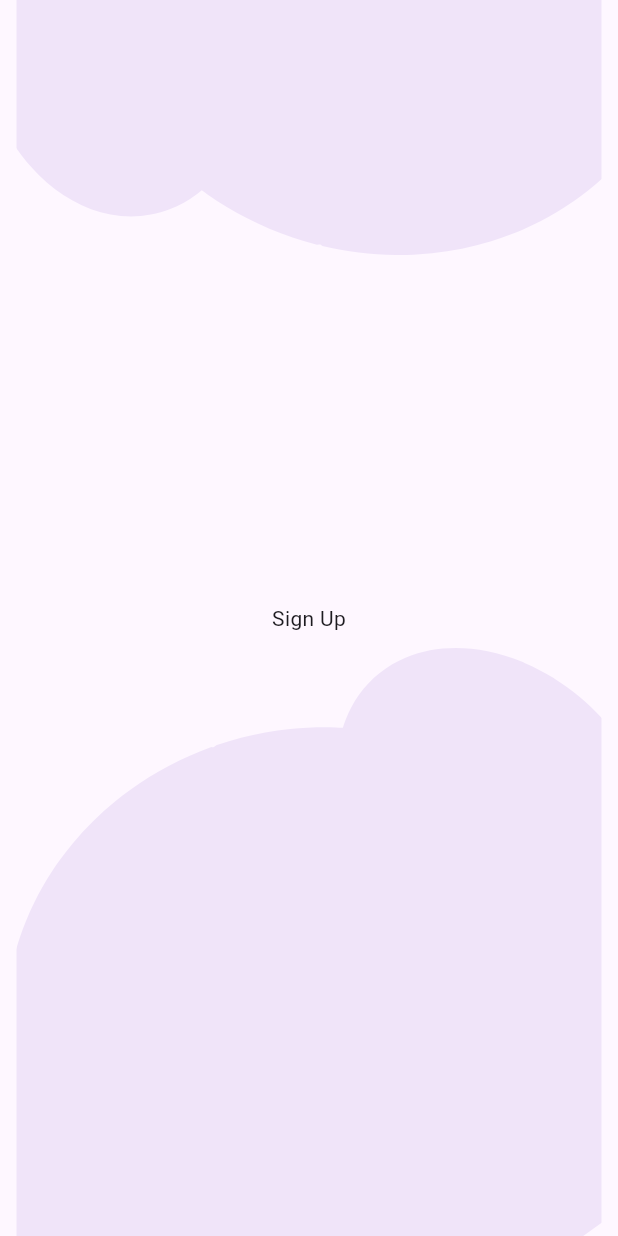
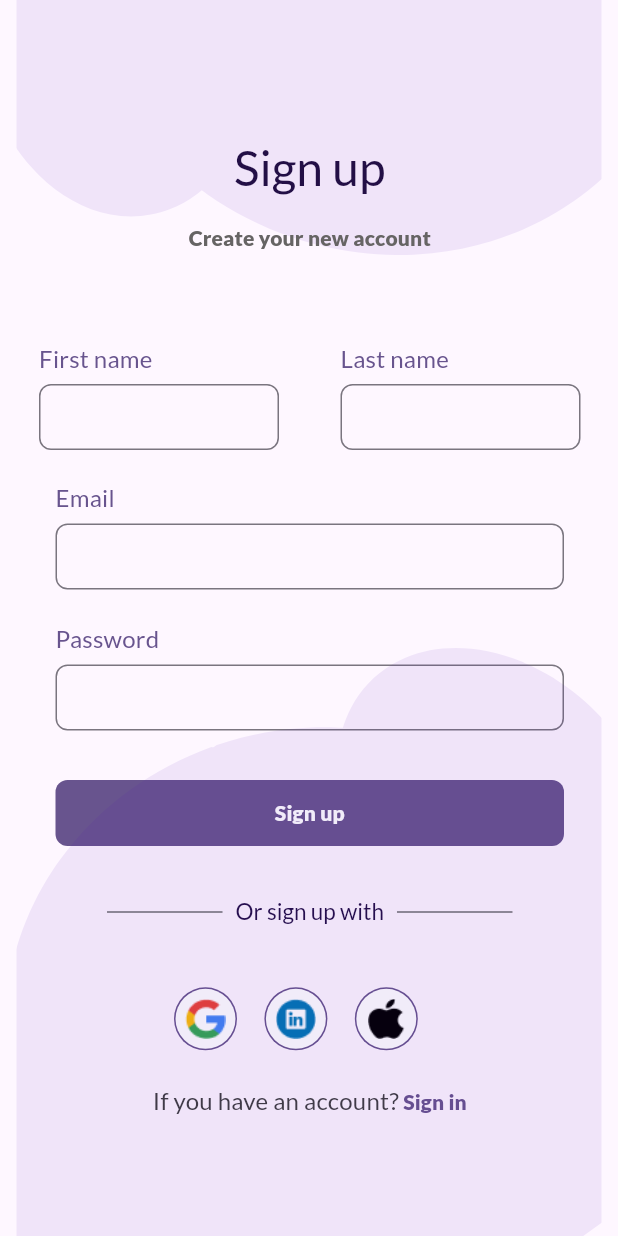
Before and after one commit to SamaritanoDev/AppsChallengeFlutter, a Flutter app: the SignUp screen opened by its route, on a phone screen of 412 x 824 dp. Run offline on Flutter 3.47's test engine with Material 3 defaults, Android fonts, the light colour scheme and no system bars; our stand-ins replace flutter_bloc, flutter_card_swiper, flutter_svg, sleek_circular_slider.

Commit message:
fix: routename

```diff
--- a/finance_app_bubbles/lib/src/features/onboarding/my_onboarding.dart
+++ b/finance_app_bubbles/lib/src/features/onboarding/my_onboarding.dart
@@ -138,7 +138,6 @@ class __SliderOnboardingState extends State<_SliderOnboarding> {
           right: 20,
           child: TextButton(
             onPressed: () {
-              print("Skip button pressed");
               Navigator.pushReplacementNamed(context, '/singin');
             },
             child: Text('Skip', style: subtitleTextButton),
@@ -152,7 +151,6 @@ class __SliderOnboardingState extends State<_SliderOnboarding> {
                   bottom: 125,
                   child: FilledButton(
                     onPressed: () {
-                      print("Get Started button pressed");
                       Navigator.pushNamed(context, '/singin');
                     },
                     child: Text(
--- a/finance_app_bubbles/lib/src/features/signUp/sign_up.dart
+++ b/finance_app_bubbles/lib/src/features/signUp/sign_up.dart
@@ -1,4 +1,12 @@
+import 'package:finance_app_bubbles/src/shared/buttons_social_media.dart';
+import 'package:finance_app_bubbles/src/shared/form_email_password.dart';
+import 'package:finance_app_bubbles/src/shared/line_leters.dart';
+import 'package:finance_app_bubbles/src/shared/link_custom.dart';
 import 'package:finance_app_bubbles/src/utils/backgroung_cloud.dart';
+import 'package:finance_app_bubbles/src/utils/button_lage_custom.dart';
+import 'package:finance_app_bubbles/src/utils/subtitle_custom.dart';
+import 'package:finance_app_bubbles/src/utils/text_field_custom.dart';
+import 'package:finance_app_bubbles/src/utils/title_custom.dart';
 import 'package:flutter/material.dart';
 
 class SignUp extends StatelessWidget {
@@ -6,10 +14,60 @@ class SignUp extends StatelessWidget {
 
   @override
   Widget build(BuildContext context) {
-    return const Scaffold(
+    double width = 160.00;
+    String routeName = 'up';
+
+    return Scaffold(
       body: BackgroundCloud(
-        child: Center(
-          child: Text('Sign Up'),
+        child: Padding(
+          padding: const EdgeInsets.only(
+            left: 26,
+            right: 25,
+            bottom: 101,
+            top: 92,
+          ),
+          child: Column(
+            crossAxisAlignment: CrossAxisAlignment.center,
+            mainAxisAlignment: MainAxisAlignment.start,
+            children: [
+              TitleCustom(title: routeName),
+              const SizedBox(height: 17),
+              const SubtitleCustom(subtitle: 'Create your new account'),
+              const SizedBox(height: 58),
+              //form
+              Row(
+                children: [
+                  TextFieldCustom(
+                    labelTextField: 'First name',
+                    width: width,
+                  ),
+                  const Spacer(),
+                  TextFieldCustom(
+                    labelTextField: 'Last name',
+                    width: width,
+                  ),
+                ],
+              ),
+              const SizedBox(height: 20),
+              const FormEmailPassword(),
+              const SizedBox(height: 33),
+              ButtonLargeCustom(label: 'Sign $routeName'),
+              const SizedBox(height: 34.5),
+              Align(
+                alignment: Alignment.center,
+                child: LineLeters(
+                  routeName: routeName,
+                ),
+              ),
+              const SizedBox(height: 40),
+              const ButtonsSocialMedia(),
+              const SizedBox(height: 21),
+              const LinkCustom(
+                routeName: 'in',
+                questionText: 'If you have an account?',
+              ),
+            ],
+          ),
         ),
       ),
     );
--- a/finance_app_bubbles/lib/src/shared/link_custom.dart
+++ b/finance_app_bubbles/lib/src/shared/link_custom.dart
@@ -1,10 +1,14 @@
+import 'package:finance_app_bubbles/src/features/signIn/sign_in.dart';
+import 'package:finance_app_bubbles/src/features/signUp/sign_up.dart';
 import 'package:flutter/material.dart';
 
 class LinkCustom extends StatelessWidget {
+  final String questionText;
   final String routeName;
   const LinkCustom({
     super.key,
     required this.routeName,
+    required this.questionText,
   });
 
   @override
@@ -22,11 +26,25 @@ class LinkCustom extends StatelessWidget {
       fontFamily: 'latoSemiBold',
     );
 
-    return Column(
+    return InkWell(
+      // onTap: () => Navigator.pushNamed(context, '/sign$routeName'),
+      onTap: () => {
+        Navigator.push(
+          context,
+          routeName == 'up'
+              ? MaterialPageRoute(
+                  builder: (context) => const SignUp(),
+                )
+              : MaterialPageRoute(
+                  builder: (context) => const SignIn(),
+                ),
+        )
+      },
+      child: Column(
         children: [
           Text.rich(
             TextSpan(
-            text: 'Don’t have an account?',
+              text: questionText,
               style: textLinkStyle,
               children: <InlineSpan>[
                 TextSpan(
@@ -37,6 +55,7 @@ class LinkCustom extends StatelessWidget {
             ),
           ),
         ],
+      ),
     );
   }
 }
--- a/finance_app_bubbles/lib/src/utils/backgroung_cloud.dart
+++ b/finance_app_bubbles/lib/src/utils/backgroung_cloud.dart
@@ -26,7 +26,10 @@ class BackgroundCloud extends StatelessWidget {
               ),
             ),
           ),
-          Align(alignment: Alignment.center, child: child),
+          Align(
+            alignment: Alignment.center,
+            child: child,
+          ),
           Positioned(
             bottom: 0,
             child: IgnorePointer(
--- /dev/null
+++ b/finance_app_bubbles/lib/src/utils/subtitle_custom.dart
@@ -0,0 +1,23 @@
+import 'package:flutter/material.dart';
+
+class SubtitleCustom extends StatelessWidget {
+  final String subtitle;
+  const SubtitleCustom({
+    super.key,
+    required this.subtitle,
+  });
+
+  @override
+  Widget build(BuildContext context) {
+    final textTheme = Theme.of(context).textTheme;
+    final subtitleStyle = textTheme.titleSmall?.copyWith(
+      color: const Color(0xff666464),
+      fontFamily: 'latoSemiBold',
+    );
+
+    return Text(
+      subtitle,
+      style: subtitleStyle,
+    );
+  }
+}
--- a/finance_app_bubbles/lib/src/utils/text_field_custom.dart
+++ b/finance_app_bubbles/lib/src/utils/text_field_custom.dart
@@ -2,9 +2,11 @@ import 'package:flutter/material.dart';
 
 class TextFieldCustom extends StatelessWidget {
   final String labelTextField;
+  final double? width;
   const TextFieldCustom({
     super.key,
     required this.labelTextField,
+    this.width,
   });
 
   @override
@@ -23,10 +25,10 @@ class TextFieldCustom extends StatelessWidget {
       children: [
         Text(labelTextField, style: labelStyle),
         const SizedBox(height: 5),
-        const SizedBox(
-          width: 339,
+        SizedBox(
+          width: width ?? 339,
           height: 44,
-          child: TextField(
+          child: const TextField(
             decoration: InputDecoration(
               border: OutlineInputBorder(
                 borderRadius: BorderRadius.all(Radius.circular(8.0)),
--- /dev/null
+++ b/finance_app_bubbles/lib/src/utils/title_custom.dart
@@ -0,0 +1,25 @@
+import 'package:flutter/material.dart';
+
+class TitleCustom extends StatelessWidget {
+  final String title;
+  const TitleCustom({
+    super.key,
+    required this.title,
+  });
+
+  @override
+  Widget build(BuildContext context) {
+    final textTheme = Theme.of(context).textTheme;
+    final color = Theme.of(context).colorScheme;
+    //styles
+    final titleStyle = textTheme.headlineLarge?.copyWith(
+      color: color.onPrimaryContainer,
+      fontFamily: 'latoRegular',
+    );
+
+    return Text(
+      'Sign $title',
+      style: titleStyle,
+    );
+  }
+}
```
Also changed, not shown: finance_app_bubbles/lib/src/features/signIn/sign_in.dart (+12 -21 lines). Lines whose indentation alone changed are shown as unchanged.
